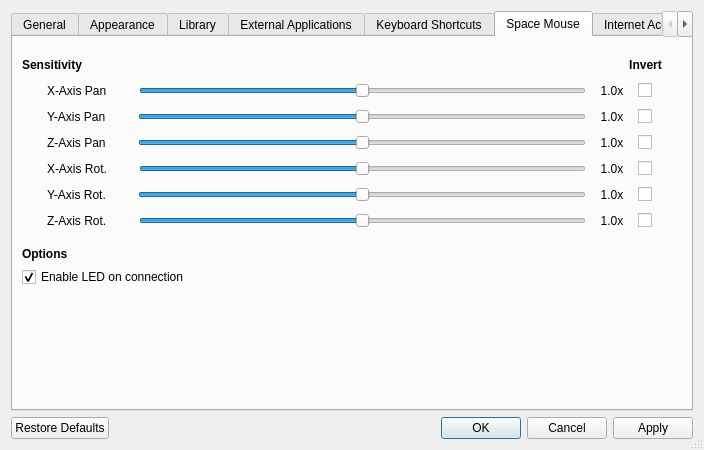
Qt form libs/librepcb/editor/workspace/workspacesettingsdialog.ui (AvetosDesign/LibrePCB) before a commit.
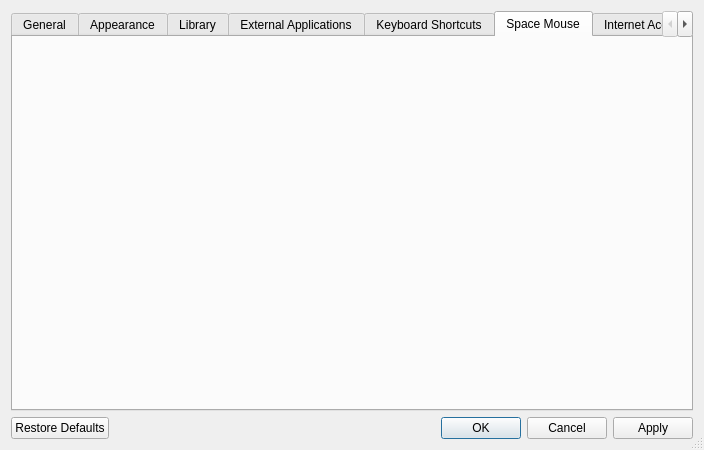
The same form after that commit. Icons and pictures are not drawn. Custom widgets are drawn as their Qt base class.

Commit message: Moved Space Mouse settings to their own subclass to simplify settings UI code.

What changed in the file:
```diff
--- a/libs/librepcb/editor/workspace/workspacesettingsdialog.ui
+++ b/libs/librepcb/editor/workspace/workspacesettingsdialog.ui
@@ -799,645 +799,12 @@
        <string>Space Mouse</string>
       </attribute>
       <layout class="QVBoxLayout" name="verticalLayout_spaceMouse">
-       <item>
-        <widget class="QStackedWidget" name="stkSpaceMouse">
-         <property name="currentIndex">
-          <number>0</number>
-         </property>
-         <widget class="QWidget" name="pageSpaceMouseControls">
-          <layout class="QGridLayout" name="gridLayoutSpaceMouse">
-           <property name="leftMargin">
-            <number>0</number>
-           </property>
-           <property name="rightMargin">
-            <number>20</number>
-           </property>
-           <item row="5" column="1">
-            <layout class="QHBoxLayout" name="horizontalLayout_4">
-             <property name="leftMargin">
-              <number>25</number>
-             </property>
-             <property name="topMargin">
-              <number>0</number>
-             </property>
-             <property name="rightMargin">
-              <number>10</number>
-             </property>
-             <property name="bottomMargin">
-              <number>0</number>
-             </property>
-             <item>
-              <widget class="QLabel" name="label_22">
-               <property name="text">
-                <string>X-Axis Pan</string>
-               </property>
-              </widget>
-             </item>
-             <item>
-              <widget class="QLabel" name="lblSpaceMouseIconPanH">
-               <property name="minimumSize">
-                <size>
-                 <width>20</width>
-                 <height>20</height>
-                </size>
-               </property>
-               <property name="text">
-                <string notr="true"/>
-               </property>
-               <property name="alignment">
-                <set>Qt::AlignmentFlag::AlignCenter</set>
-               </property>
-              </widget>
-             </item>
-             <item>
-              <widget class="QSlider" name="sldSpaceMousePanH">
-               <property name="toolTip">
-                <string>Double-click to reset</string>
-               </property>
-               <property name="minimum">
-                <number>-100</number>
-               </property>
-               <property name="maximum">
-                <number>100</number>
-               </property>
-               <property name="singleStep">
-                <number>5</number>
-               </property>
-               <property name="pageStep">
-                <number>10</number>
-               </property>
-               <property name="value">
-                <number>0</number>
-               </property>
-               <property name="orientation">
-                <enum>Qt::Orientation::Horizontal</enum>
-               </property>
-              </widget>
-             </item>
-             <item>
-              <widget class="QLabel" name="lblSpaceMousePanHValue">
-               <property name="minimumSize">
-                <size>
-                 <width>40</width>
-                 <height>0</height>
-                </size>
-               </property>
-               <property name="text">
-                <string notr="true">1.0x</string>
-               </property>
-               <property name="alignment">
-                <set>Qt::AlignmentFlag::AlignCenter</set>
-               </property>
-              </widget>
-             </item>
-             <item>
-              <widget class="QCheckBox" name="chkSpaceMousePanHInvert">
-               <property name="text">
-                <string notr="true"/>
-               </property>
-              </widget>
-             </item>
-            </layout>
-           </item>
-           <item row="2" column="1">
-            <layout class="QHBoxLayout" name="horizontalLayout_11">
-             <property name="topMargin">
-              <number>0</number>
-             </property>
-             <item>
-              <widget class="QLabel" name="label_9">
-               <property name="font">
-                <font>
-                 <bold>true</bold>
-                </font>
-               </property>
-               <property name="text">
-                <string>Sensitivity</string>
-               </property>
-              </widget>
-             </item>
-             <item>
-              <spacer name="horizontalSpacer_4">
-               <property name="orientation">
-                <enum>Qt::Orientation::Horizontal</enum>
-               </property>
-               <property name="sizeHint" stdset="0">
-                <size>
-                 <width>40</width>
-                 <height>20</height>
-                </size>
-               </property>
-              </spacer>
-             </item>
-             <item>
-              <widget class="QLabel" name="lblSpaceMouseReverseHeader">
-               <property name="font">
-                <font>
-                 <bold>true</bold>
-                </font>
-               </property>
-               <property name="text">
-                <string>Invert</string>
-               </property>
-               <property name="alignment">
-                <set>Qt::AlignmentFlag::AlignCenter</set>
-               </property>
-              </widget>
-             </item>
-            </layout>
-           </item>
-           <item row="19" column="1">
-            <widget class="QCheckBox" name="chkSpaceMouseEnableLed">
-             <property name="text">
-              <string>Enable LED on connection</string>
-             </property>
-             <property name="checked">
-              <bool>true</bool>
-             </property>
-            </widget>
-           </item>
-           <item row="13" column="1">
-            <layout class="QHBoxLayout" name="horizontalLayout_9">
-             <property name="leftMargin">
-              <number>25</number>
-             </property>
-             <property name="topMargin">
-              <number>0</number>
-             </property>
-             <property name="rightMargin">
-              <number>10</number>
-             </property>
-             <item>
-              <widget class="QLabel" name="label_27">
-               <property name="text">
-                <string>Y-Axis Rot.</string>
-               </property>
-              </widget>
-             </item>
-             <item>
-              <widget class="QLabel" name="lblSpaceMouseIconRoll">
-               <property name="minimumSize">
-                <size>
-                 <width>20</width>
-                 <height>20</height>
-                </size>
-               </property>
-               <property name="text">
-                <string notr="true"/>
-               </property>
-               <property name="alignment">
-                <set>Qt::AlignmentFlag::AlignCenter</set>
-               </property>
-              </widget>
-             </item>
-             <item>
-              <widget class="QSlider" name="sldSpaceMouseRoll">
-               <property name="toolTip">
-                <string>Double-click to reset</string>
-               </property>
-               <property name="minimum">
-                <number>-100</number>
-               </property>
-               <property name="maximum">
-                <number>100</number>
-               </property>
-               <property name="singleStep">
-                <number>5</number>
-               </property>
-               <property name="pageStep">
-                <number>10</number>
-               </property>
-               <property name="value">
-                <number>0</number>
-               </property>
-               <property name="orientation">
-                <enum>Qt::Orientation::Horizontal</enum>
-               </property>
-              </widget>
-             </item>
-             <item>
-              <widget class="QLabel" name="lblSpaceMouseRollValue">
-               <property name="minimumSize">
-                <size>
-                 <width>40</width>
-                 <height>0</height>
-                </size>
-               </property>
-               <property name="text">
-                <string notr="true">1.0x</string>
-               </property>
-               <property name="alignment">
-                <set>Qt::AlignmentFlag::AlignCenter</set>
-               </property>
-              </widget>
-             </item>
-             <item>
-              <widget class="QCheckBox" name="chkSpaceMouseRollInvert">
-               <property name="text">
-                <string notr="true"/>
-               </property>
-              </widget>
-             </item>
-            </layout>
-           </item>
-           <item row="9" column="1">
-            <layout class="QHBoxLayout" name="horizontalLayout_7">
-             <property name="leftMargin">
-              <number>25</number>
-             </property>
-             <property name="topMargin">
-              <number>0</number>
-             </property>
-             <property name="rightMargin">
-              <number>10</number>
-             </property>
-             <item>
-              <widget class="QLabel" name="label_25">
-               <property name="text">
-                <string>Z-Axis Pan</string>
-               </property>
-              </widget>
-             </item>
-             <item>
-              <widget class="QLabel" name="lblSpaceMouseIconZoom">
-               <property name="minimumSize">
-                <size>
-                 <width>20</width>
-                 <height>20</height>
-                </size>
-               </property>
-               <property name="text">
-                <string notr="true"/>
-               </property>
-               <property name="alignment">
-                <set>Qt::AlignmentFlag::AlignCenter</set>
-               </property>
-              </widget>
-             </item>
-             <item>
-              <widget class="QSlider" name="sldSpaceMouseZoom">
-               <property name="toolTip">
-                <string>Double-click to reset</string>
-               </property>
-               <property name="minimum">
-                <number>-100</number>
-               </property>
-               <property name="maximum">
-                <number>100</number>
-               </property>
-               <property name="singleStep">
-                <number>5</number>
-               </property>
-               <property name="pageStep">
-                <number>10</number>
-               </property>
-               <property name="value">
-                <number>0</number>
-               </property>
-               <property name="orientation">
-                <enum>Qt::Orientation::Horizontal</enum>
-               </property>
-              </widget>
-             </item>
-             <item>
-              <widget class="QLabel" name="lblSpaceMouseZoomValue">
-               <property name="minimumSize">
-                <size>
-                 <width>40</width>
-                 <height>0</height>
-                </size>
-               </property>
-               <property name="text">
-                <string notr="true">1.0x</string>
-               </property>
-               <property name="alignment">
-                <set>Qt::AlignmentFlag::AlignCenter</set>
-               </property>
-              </widget>
-             </item>
-             <item>
-              <widget class="QCheckBox" name="chkSpaceMouseZoomInvert">
-               <property name="text">
-                <string notr="true"/>
-               </property>
-              </widget>
-             </item>
-            </layout>
-           </item>
-           <item row="7" column="1">
-            <layout class="QHBoxLayout" name="horizontalLayout_6">
-             <property name="leftMargin">
-              <number>25</number>
-             </property>
-             <property name="topMargin">
-              <number>0</number>
-             </property>
-             <property name="rightMargin">
-              <number>10</number>
-             </property>
-             <item>
-              <widget class="QLabel" name="label_24">
-               <property name="text">
-                <string>Y-Axis Pan</string>
-               </property>
-              </widget>
-             </item>
-             <item>
-              <widget class="QLabel" name="lblSpaceMouseIconPanV">
-               <property name="minimumSize">
-                <size>
-                 <width>20</width>
-                 <height>20</height>
-                </size>
-               </property>
-               <property name="text">
-                <string notr="true"/>
-               </property>
-               <property name="alignment">
-                <set>Qt::AlignmentFlag::AlignCenter</set>
-               </property>
-              </widget>
-             </item>
-             <item>
-              <widget class="QSlider" name="sldSpaceMousePanV">
-               <property name="toolTip">
-                <string>Double-click to reset</string>
-               </property>
-               <property name="minimum">
-                <number>-100</number>
-               </property>
-               <property name="maximum">
-                <number>100</number>
-               </property>
-               <property name="singleStep">
-                <number>5</number>
-               </property>
-               <property name="pageStep">
-                <number>10</number>
-               </property>
-               <property name="value">
-                <number>0</number>
-               </property>
-               <property name="orientation">
-                <enum>Qt::Orientation::Horizontal</enum>
-               </property>
-              </widget>
-             </item>
-             <item>
-              <widget class="QLabel" name="lblSpaceMousePanVValue">
-               <property name="minimumSize">
-                <size>
-                 <width>40</width>
-                 <height>0</height>
-                </size>
-               </property>
-               <property name="text">
-                <string notr="true">1.0x</string>
-               </property>
-               <property name="alignment">
-                <set>Qt::AlignmentFlag::AlignCenter</set>
-               </property>
-              </widget>
-             </item>
-             <item>
-              <widget class="QCheckBox" name="chkSpaceMousePanVInvert">
-               <property name="text">
-                <string notr="true"/>
-               </property>
-              </widget>
-             </item>
-            </layout>
-           </item>
-           <item row="17" column="1">
-            <spacer name="verticalSpacer_3">
-             <property name="orientation">
-              <enum>Qt::Orientation::Vertical</enum>
-             </property>
-             <property name="sizeType">
-              <enum>QSizePolicy::Policy::Fixed</enum>
-             </property>
-             <property name="sizeHint" stdset="0">
-              <size>
-               <width>20</width>
-               <height>10</height>
-              </size>
-             </property>
-            </spacer>
-           </item>
-           <item row="11" column="1">
-            <layout class="QHBoxLayout" name="horizontalLayout_8">
-             <property name="leftMargin">
-              <number>25</number>
-             </property>
-             <property name="topMargin">
-              <number>0</number>
-             </property>
-             <property name="rightMargin">
-              <number>10</number>
-             </property>
-             <item>
-              <widget class="QLabel" name="label_26">
-               <property name="text">
-                <string>X-Axis Rot.</string>
-               </property>
-              </widget>
-             </item>
-             <item>
-              <widget class="QLabel" name="lblSpaceMouseIconPitch">
-               <property name="minimumSize">
-                <size>
-                 <width>20</width>
-                 <height>20</height>
-                </size>
-               </property>
-               <property name="text">
-                <string notr="true"/>
-               </property>
-               <property name="alignment">
-                <set>Qt::AlignmentFlag::AlignCenter</set>
-               </property>
-              </widget>
-             </item>
-             <item>
-              <widget class="QSlider" name="sldSpaceMousePitch">
-               <property name="toolTip">
-                <string>Double-click to reset</string>
-               </property>
-               <property name="minimum">
-                <number>-100</number>
-               </property>
-               <property name="maximum">
-                <number>100</number>
-               </property>
-               <property name="singleStep">
-                <number>5</number>
-               </property>
-               <property name="pageStep">
-                <number>10</number>
-               </property>
-               <property name="value">
-                <number>0</number>
-               </property>
-               <property name="orientation">
-                <enum>Qt::Orientation::Horizontal</enum>
-               </property>
-              </widget>
-             </item>
-             <item>
-              <widget class="QLabel" name="lblSpaceMousePitchValue">
-               <property name="minimumSize">
-                <size>
-                 <width>40</width>
-                 <height>0</height>
-                </size>
-               </property>
-               <property name="text">
-                <string notr="true">1.0x</string>
-               </property>
-               <property name="alignment">
-                <set>Qt::AlignmentFlag::AlignCenter</set>
-               </property>
-              </widget>
-             </item>
-             <item>
-              <widget class="QCheckBox" name="chkSpaceMousePitchInvert">
-               <property name="text">
-                <string notr="true"/>
-               </property>
-              </widget>
-             </item>
-            </layout>
-           </item>
-           <item row="18" column="1">
-            <widget class="QLabel" name="label_15">
-             <property name="font">
-              <font>
-               <bold>true</bold>
-              </font>
-             </property>
-             <property name="text">
-              <string>Options</string>
-             </property>
-            </widget>
-           </item>
-           <item row="15" column="1">
-            <layout class="QHBoxLayout" name="horizontalLayout_10">
-             <property name="leftMargin">
-              <number>25</number>
-             </property>
-             <property name="topMargin">
-              <number>0</number>
-             </property>
-             <property name="rightMargin">
-              <number>10</number>
-             </property>
-             <item>
-              <widget class="QLabel" name="label_28">
-               <property name="text">
-                <string>Z-Axis Rot.</string>
-               </property>
-              </widget>
-             </item>
-             <item>
-              <widget class="QLabel" name="lblSpaceMouseIconYaw">
-               <property name="minimumSize">
-                <size>
-                 <width>20</width>
-                 <height>20</height>
-                </size>
-               </property>
-               <property name="text">
-                <string notr="true"/>
-               </property>
-               <property name="alignment">
-                <set>Qt::AlignmentFlag::AlignCenter</set>
-               </property>
-              </widget>
-             </item>
-             <item>
-              <widget class="QSlider" name="sldSpaceMouseYaw">
-               <property name="toolTip">
-                <string>Double-click to reset</string>
-               </property>
-               <property name="minimum">
-                <number>-100</number>
-               </property>
-               <property name="maximum">
-                <number>100</number>
-               </property>
-               <property name="singleStep">
-                <number>5</number>
-               </property>
-               <property name="pageStep">
-                <number>10</number>
-               </property>
-               <property name="value">
-                <number>0</number>
-               </property>
-               <property name="orientation">
-                <enum>Qt::Orientation::Horizontal</enum>
-               </property>
-              </widget>
-             </item>
-             <item>
-              <widget class="QLabel" name="lblSpaceMouseYawValue">
-               <property name="minimumSize">
-                <size>
-                 <width>40</width>
-                 <height>0</height>
-                </size>
-               </property>
-               <property name="text">
-                <string notr="true">1.0x</string>
-               </property>
-               <property name="alignment">
-                <set>Qt::AlignmentFlag::AlignCenter</set>
-               </property>
-               <property name="margin">
-                <number>0</number>
-               </property>
-              </widget>
-             </item>
-             <item>
-              <widget class="QCheckBox" name="chkSpaceMouseYawInvert">
-               <property name="text">
-                <string notr="true"/>
-               </property>
-              </widget>
-             </item>
-            </layout>
-           </item>
-          </layout>
-         </widget>
-         <widget class="QWidget" name="pageSpaceMouseUnavailable">
-          <layout class="QVBoxLayout" name="verticalLayoutSpaceMouseUnavailable">
-           <item>
-            <widget class="QLabel" name="lblSpaceMouseUnavailable">
-             <property name="text">
-              <string>Space Mouse support is not available in this build. On Linux, this is usually because the libudev development package was not found when the application was built. Rebuilding with libudev available (or using an official prebuilt package) will enable this feature.</string>
-             </property>
-             <property name="wordWrap">
-              <bool>true</bool>
-             </property>
-            </widget>
-           </item>
-          </layout>
-         </widget>
-        </widget>
-       </item>
-       <item>
-        <spacer name="verticalSpacer_2">
-         <property name="orientation">
-          <enum>Qt::Orientation::Vertical</enum>
-         </property>
-         <property name="sizeHint" stdset="0">
-          <size>
-           <width>20</width>
-           <height>40</height>
-          </size>
-         </property>
-        </spacer>
-       </item>
+       <property name="spacing">
+        <number>0</number>
+       </property>
+       <property name="leftMargin">
+        <number>15</number>
+       </property>
       </layout>
      </widget>
      <widget class="QWidget" name="internetAccessTab">
```
The commit also changes 6 other files.
